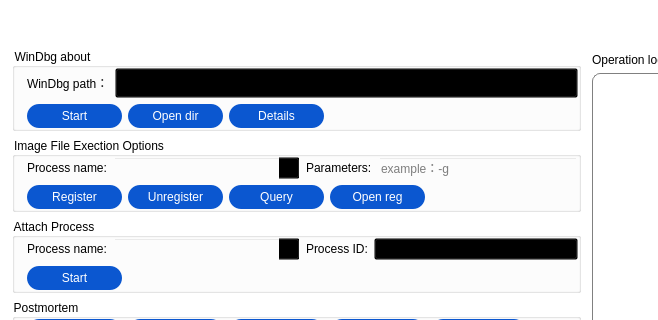
This is WindbgIFEO/WindbgIFEO.ui in MingYueRuYa/worktools as Qt 5 draws it before an edit; both pictures show x 0 to 658 and y 0 to 320 of the 1167 by 644 pixel window. The edited form follows.
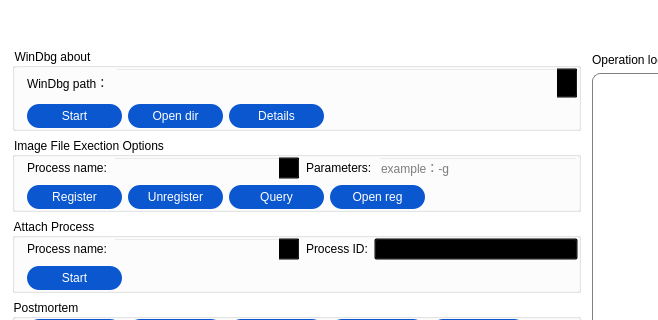
This is the edited form. Icons and pictures are not drawn. Custom widgets are drawn as their Qt base class.

What changed in the file:
```diff
--- a/WindbgIFEO/WindbgIFEO.ui
+++ b/WindbgIFEO/WindbgIFEO.ui
@@ -284,7 +284,7 @@
                     </size>
                    </property>
                    <property name="editable">
-                    <bool>false</bool>
+                    <bool>true</bool>
                    </property>
                    <property name="iconSize">
                     <size>
```
